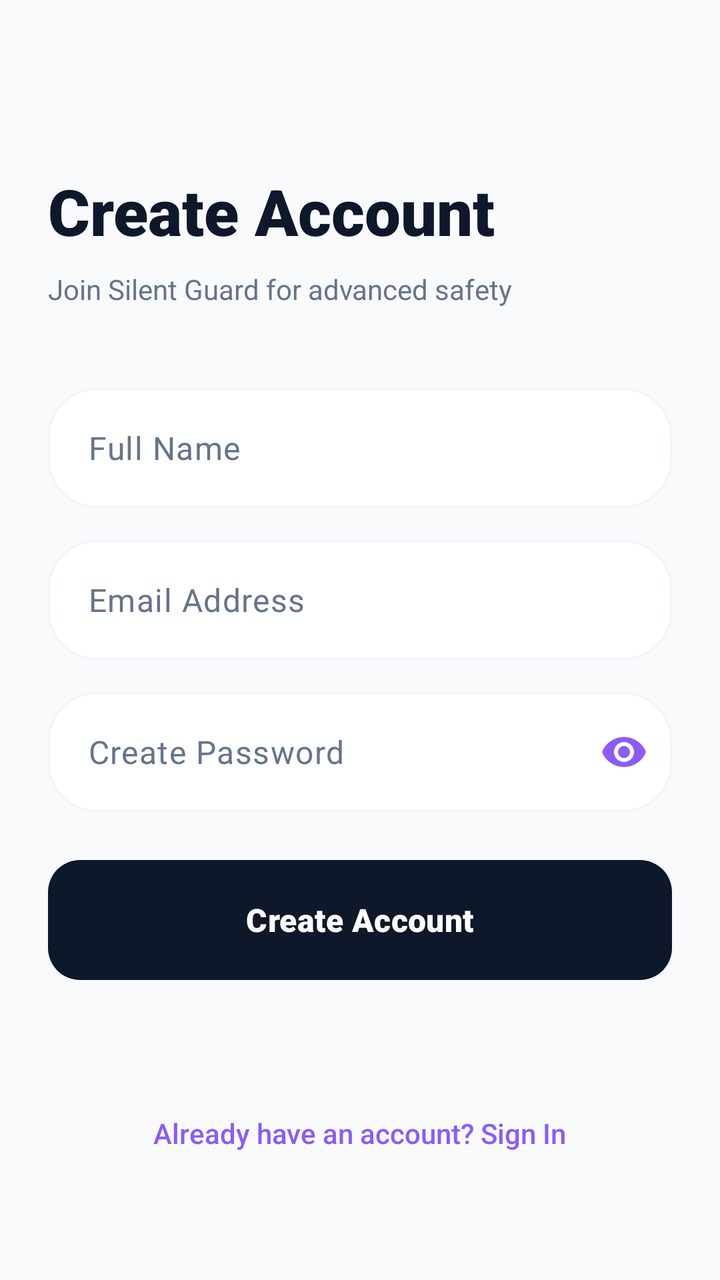
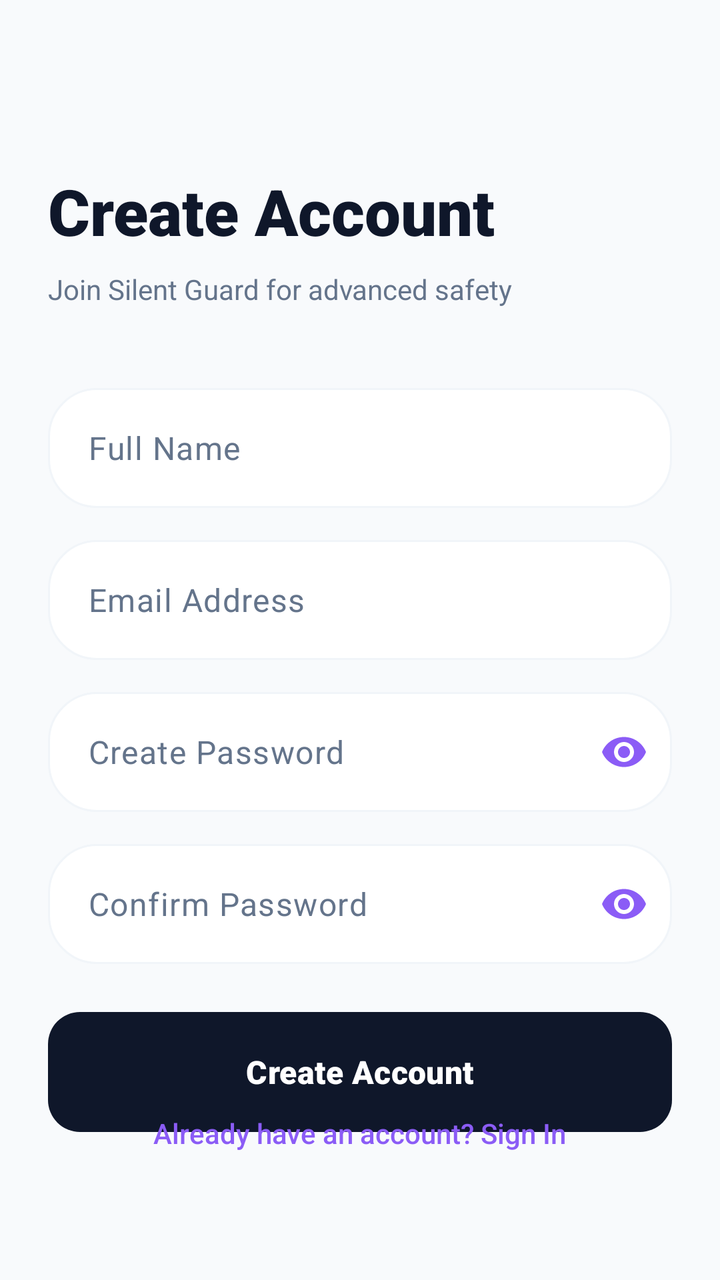

Before-and-after screenshots of an Android layout around one commit, followed by the original layout XML and the change that was made.
<!-- AndroidManifest.xml: application theme Theme.SilentGuard -->
<!-- res/layout/activity_signup.xml -->
<?xml version="1.0" encoding="utf-8"?>
<androidx.constraintlayout.widget.ConstraintLayout xmlns:android="http://schemas.android.com/apk/res/android"
    xmlns:app="http://schemas.android.com/apk/res-auto"
    android:layout_width="match_parent"
    android:layout_height="match_parent"
    android:background="@color/bg_primary"
    android:padding="24dp">

    <TextView
        android:id="@+id/signup_title"
        android:layout_width="wrap_content"
        android:layout_height="wrap_content"
        android:text="Create Account"
        android:textColor="@color/text_primary"
        android:textSize="32sp"
        android:fontFamily="sans-serif-black"
        app:layout_constraintTop_toTopOf="parent"
        app:layout_constraintStart_toStartOf="parent"
        android:layout_marginTop="60dp" />

    <TextView
        android:id="@+id/signup_subtitle"
        android:layout_width="wrap_content"
        android:layout_height="wrap_content"
        android:text="Join Silent Guard for advanced safety"
        android:textColor="@color/text_secondary"
        android:textSize="14sp"
        app:layout_constraintTop_toBottomOf="@id/signup_title"
        app:layout_constraintStart_toStartOf="parent"
        android:layout_marginTop="8dp" />

    <LinearLayout
        android:id="@+id/signup_form"
        android:layout_width="0dp"
        android:layout_height="wrap_content"
        android:orientation="vertical"
        android:layout_marginTop="40dp"
        app:layout_constraintTop_toBottomOf="@id/signup_subtitle"
        app:layout_constraintStart_toStartOf="parent"
        app:layout_constraintEnd_toEndOf="parent">

        <com.google.android.material.textfield.TextInputLayout
            android:id="@+id/til_full_name"
            android:layout_width="match_parent"
            android:layout_height="wrap_content"
            android:layout_marginBottom="16dp"
            app:hintEnabled="false"
            app:boxBackgroundMode="none">

            <com.google.android.material.textfield.TextInputEditText
                android:id="@+id/et_full_name"
                android:layout_width="match_parent"
                android:layout_height="60dp"
                android:background="@drawable/bg_glass_card"
                android:hint="Full Name"
                android:textColorHint="@color/text_secondary"
                android:textColor="@color/text_primary"
                android:paddingHorizontal="20dp"
                android:inputType="textPersonName" />
        </com.google.android.material.textfield.TextInputLayout>

        <com.google.android.material.textfield.TextInputLayout
            android:id="@+id/til_email"
            android:layout_width="match_parent"
            android:layout_height="wrap_content"
            android:layout_marginBottom="16dp"
            app:hintEnabled="false"
            app:boxBackgroundMode="none">

            <com.google.android.material.textfield.TextInputEditText
                android:id="@+id/et_email"
                android:layout_width="match_parent"
                android:layout_height="60dp"
                android:background="@drawable/bg_glass_card"
                android:hint="Email Address"
                android:textColorHint="@color/text_secondary"
                android:textColor="@color/text_primary"
                android:paddingHorizontal="20dp"
                android:inputType="textEmailAddress" />
        </com.google.android.material.textfield.TextInputLayout>

        <com.google.android.material.textfield.TextInputLayout
            android:id="@+id/til_password"
            android:layout_width="match_parent"
            android:layout_height="wrap_content"
            android:layout_marginBottom="24dp"
            app:hintEnabled="false"
            app:boxBackgroundMode="none"
            app:passwordToggleEnabled="true"
            app:passwordToggleTint="@color/neon_violet">

            <com.google.android.material.textfield.TextInputEditText
                android:id="@+id/et_password"
                android:layout_width="match_parent"
                android:layout_height="60dp"
                android:background="@drawable/bg_glass_card"
                android:hint="Create Password"
                android:textColorHint="@color/text_secondary"
                android:textColor="@color/text_primary"
                android:paddingHorizontal="20dp"
                android:inputType="textPassword" />
        </com.google.android.material.textfield.TextInputLayout>

        <Button
            android:id="@+id/btn_signup"
            android:layout_width="match_parent"
            android:layout_height="60dp"
            android:text="Create Account"
            style="@style/NeonButton" />
    </LinearLayout>

    <TextView
        android:id="@+id/tv_login_link"
        android:layout_width="wrap_content"
        android:layout_height="wrap_content"
        android:text="Already have an account? Sign In"
        android:textColor="@color/neon_violet"
        android:fontFamily="sans-serif-medium"
        app:layout_constraintBottom_toBottomOf="parent"
        app:layout_constraintStart_toStartOf="parent"
        app:layout_constraintEnd_toEndOf="parent"
        android:layout_marginBottom="40dp"
        android:clickable="true"
        android:focusable="true" />

</androidx.constraintlayout.widget.ConstraintLayout>
<!-- resources referenced by this layout -->
<resources>
  <color name="bg_primary">#F8FAFC</color>
  <color name="neon_violet">#8B5CF6</color>
  <color name="text_primary">#0F172A</color>
  <color name="text_secondary">#64748B</color>
  <!-- drawable bg_glass_card (drawable) -->
  <?xml version="1.0" encoding="utf-8"?>
  <shape xmlns:android="http://schemas.android.com/apk/res/android">
      <solid android:color="@color/bg_secondary" />
      <corners android:radius="24dp" />
      <stroke
          android:width="1dp"
          android:color="@color/bg_glass_stroke" />
  </shape>
  <style name="NeonButton" parent="Widget.Material3.Button">
          <item name="android:background">@drawable/bg_neon_button</item>
          <item name="android:textColor">@color/ui_card_white</item>
          <item name="android:fontFamily">sans-serif-black</item>
          <item name="android:textSize">16sp</item>
          <item name="android:textAllCaps">false</item>
          <item name="cornerRadius">16dp</item>
      </style>
  <style name="Theme.SilentGuard" parent="Theme.Material3.Light.NoActionBar">
          <item name="colorPrimary">@color/brand_primary</item>
          <item name="android:windowBackground">@color/ui_bg_main</item>
          <item name="android:statusBarColor">@color/ui_bg_main</item>
          <item name="android:windowLightStatusBar">true</item>
          <item name="android:navigationBarColor">@color/ui_bg_main</item>
      </style>
  <color name="bg_secondary">#FFFFFF</color>
  <color name="bg_glass_stroke">#F1F5F9</color>
  <!-- drawable bg_neon_button (drawable) -->
  <?xml version="1.0" encoding="utf-8"?>
  <ripple xmlns:android="http://schemas.android.com/apk/res/android"
      android:color="#40FFFFFF">
      <item>
          <shape>
              <gradient
                  android:startColor="@color/accent_purple"
                  android:endColor="@color/neon_violet"
                  android:angle="45" />
              <corners android:radius="16dp" />
          </shape>
      </item>
  </ripple>
  <color name="ui_card_white">#FFFFFF</color>
  <color name="brand_primary">#0F172A</color>
  <color name="ui_bg_main">#F8FAFC</color>
  <color name="accent_purple">#8B5CF6</color>
</resources>

<!-- the commit's change to res/layout/activity_signup.xml (unified diff, before → after) -->
@@ -83,7 +83,7 @@
             android:id="@+id/til_password"
             android:layout_width="match_parent"
             android:layout_height="wrap_content"
-            android:layout_marginBottom="24dp"
+            android:layout_marginBottom="16dp"
             app:hintEnabled="false"
             app:boxBackgroundMode="none"
             app:passwordToggleEnabled="true"
@@ -95,6 +95,28 @@
                 android:layout_height="60dp"
                 android:background="@drawable/bg_glass_card"
                 android:hint="Create Password"
+                android:textColorHint="@color/text_secondary"
+                android:textColor="@color/text_primary"
+                android:paddingHorizontal="20dp"
+                android:inputType="textPassword" />
+        </com.google.android.material.textfield.TextInputLayout>
+
+        <com.google.android.material.textfield.TextInputLayout
+            android:id="@+id/til_confirm_password"
+            android:layout_width="match_parent"
+            android:layout_height="wrap_content"
+            android:layout_marginBottom="24dp"
+            app:hintEnabled="false"
+            app:boxBackgroundMode="none"
+            app:passwordToggleEnabled="true"
+            app:passwordToggleTint="@color/neon_violet">
+
+            <com.google.android.material.textfield.TextInputEditText
+                android:id="@+id/et_confirm_password"
+                android:layout_width="match_parent"
+                android:layout_height="60dp"
+                android:background="@drawable/bg_glass_card"
+                android:hint="Confirm Password"
                 android:textColorHint="@color/text_secondary"
                 android:textColor="@color/text_primary"
                 android:paddingHorizontal="20dp"
